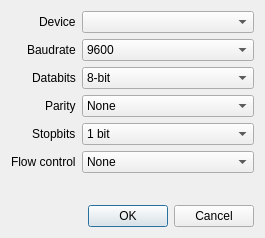
This is preferencesdialog.ui in froller/NMEA-talker as Qt 5 draws it before an edit. The edited form follows.
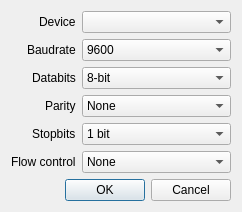
This is the edited form.

```diff
--- a/preferencesdialog.ui
+++ b/preferencesdialog.ui
@@ -2,14 +2,6 @@
 <ui version="4.0">
  <class>PreferencesDialog</class>
  <widget class="QDialog" name="PreferencesDialog">
-  <property name="geometry">
-   <rect>
-    <x>0</x>
-    <y>0</y>
-    <width>265</width>
-    <height>238</height>
-   </rect>
-  </property>
   <property name="windowTitle">
    <string>Dialog</string>
   </property>
```
Left out of the diff: 2 changed lines with no effect on the pictures.
